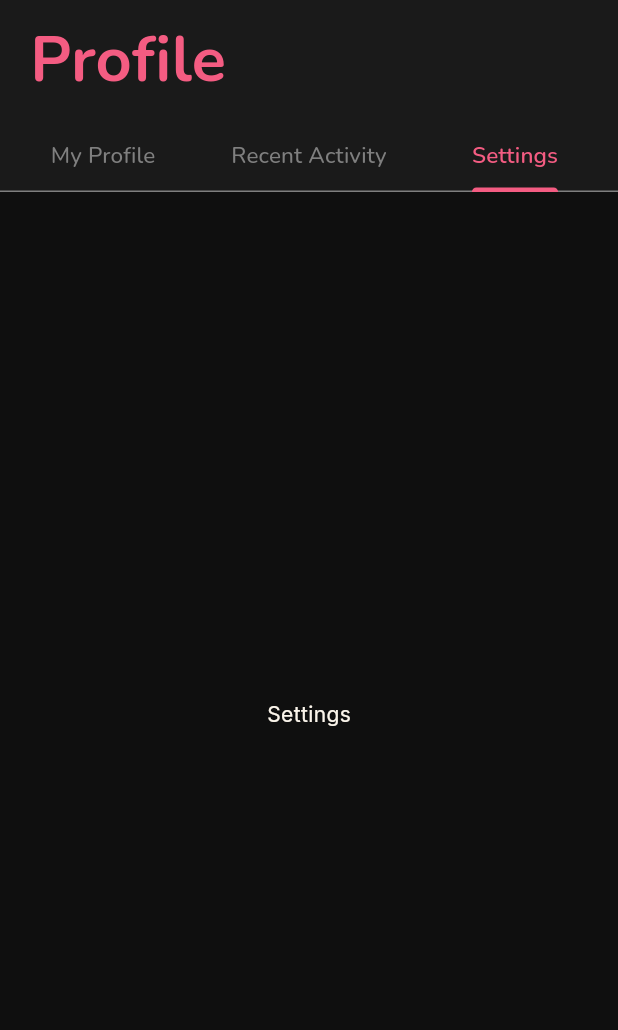
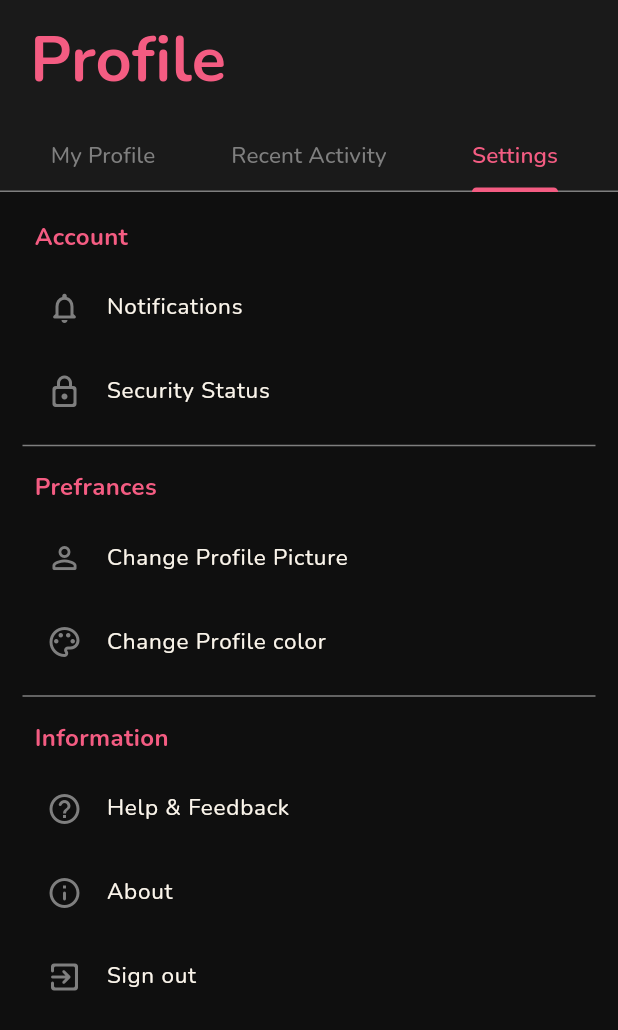
Before and after one commit to 5mhmyhead/AniYoka, a Flutter app: the ProfileView screen opened by its route, tab 3 chosen, on a phone screen of 412 x 824 dp. Shown: the top 1030 px of the screen. Run offline on Flutter 3.47's test engine with Material 3 defaults, Android fonts, the phone set to English and light mode, and no system bars; our stand-ins replace cached_network_image, google_fonts, graphql_flutter, palette_generator, stacked, stacked_services and 1 more; network calls fail.

Commit message:
chore: added a hide feature for stats and worked on the UI for the settings tab

```diff
--- a/lib/ui/views/profile/profile_view.dart
+++ b/lib/ui/views/profile/profile_view.dart
@@ -98,9 +98,7 @@ class ProfileView extends StackedView<ProfileViewModel> {
         const Center(
           child: Text('Recent Activity', style: TextStyle(color: kcOffWhite)),
         ),
-        const Center(
-          child: Text('Settings', style: TextStyle(color: kcOffWhite)),
-        ),
+        _buildSettingsTab(),
       ],
     );
   }
@@ -115,7 +113,7 @@ class ProfileView extends StackedView<ProfileViewModel> {
           Container(
             width: 200,
             height: 200,
-            padding: const EdgeInsets.all(3),
+            padding: const EdgeInsets.all(6),
             decoration: const BoxDecoration(
               shape: BoxShape.circle,
               color: kcPrimaryPink,
@@ -149,10 +147,28 @@ class ProfileView extends StackedView<ProfileViewModel> {
           ),
           const SizedBox(height: 27),
           // stats grid
+
+          Row(
+            mainAxisAlignment: MainAxisAlignment.end,
+            children: [
+              IconButton(
+                icon: Icon(
+                  viewModel.statsHidden
+                      ? Icons.visibility_off_outlined
+                      : Icons.visibility_outlined,
+                  color: kcLightGrey,
+                ),
+                onPressed: viewModel.toggleStatsVisibility,
+              ),
+            ],
+          ),
+
+          // ── Stats grid (only builds if not hidden) ──
+          if (!viewModel.statsHidden)
             GridView(
               shrinkWrap: true,
               physics: const NeverScrollableScrollPhysics(),
-            gridDelegate: SliverGridDelegateWithMaxCrossAxisExtent(
+              gridDelegate: const SliverGridDelegateWithMaxCrossAxisExtent(
                 maxCrossAxisExtent: 120,
                 mainAxisSpacing: 15,
                 crossAxisSpacing: 10,
@@ -169,6 +185,8 @@ class ProfileView extends StackedView<ProfileViewModel> {
                     '${viewModel.longestStreak ?? 0}', 'longest streak'),
                 _buildStatTile('${viewModel.averageRating?.toInt() ?? 0}%',
                     'average rating'),
+                _buildStatTile(
+                    '${viewModel.totalWatchTimeHours ?? 0} hrs', 'watch time'),
               ],
             ),
           // favorites section
@@ -222,9 +240,116 @@ class ProfileView extends StackedView<ProfileViewModel> {
     );
   }
 
+  // SETTINGS TAB
+  Widget _buildSettingsTab() {
+    return ListView(
+      padding: const EdgeInsets.symmetric(vertical: 10, horizontal: 15),
+      children: const [
+        _SingleSection(
+          title: "Account",
+          children: [
+            _CustomListTile(
+              title: "Notifications",
+              icon: Icons.notifications_none_rounded,
+            ),
+            _CustomListTile(
+              title: "Security Status",
+              icon: Icons.lock_outline_rounded,
+            ),
+          ],
+        ),
+        Divider(color: kcLightGrey),
+        _SingleSection(
+          title: "Prefrances ",
+          children: [
+            _CustomListTile(
+              title: "Change Profile Picture",
+              icon: Icons.person_outline_rounded,
+            ),
+            _CustomListTile(
+              title: "Change Profile color",
+              icon: Icons.color_lens_outlined,
+            ),
+          ],
+        ),
+        Divider(color: kcLightGrey),
+        _SingleSection(
+          title: "Information",
+          children: [
+            _CustomListTile(
+              title: "Help & Feedback",
+              icon: Icons.help_outline_rounded,
+            ),
+            _CustomListTile(
+              title: "About",
+              icon: Icons.info_outline_rounded,
+            ),
+            _CustomListTile(
+              title: "Sign out",
+              icon: Icons.exit_to_app_rounded,
+            ),
+          ],
+        ),
+      ],
+    );
+  }
+
   @override
   void onViewModelReady(ProfileViewModel viewModel) => viewModel.initialise();
 
   @override
   ProfileViewModel viewModelBuilder(BuildContext context) => ProfileViewModel();
 }
+
+class _CustomListTile extends StatelessWidget {
+  final String title;
+  final IconData icon;
+  final Widget? trailing;
+  const _CustomListTile({
+    required this.title,
+    required this.icon,
+    this.trailing,
+  });
+
+  @override
+  Widget build(BuildContext context) {
+    return ListTile(
+      title: Text(
+        title,
+        style: GoogleFonts.nunito(color: kcOffWhite, fontSize: 15),
+      ),
+      leading: Icon(icon, color: kcLightGrey),
+      trailing: trailing,
+      onTap: () {},
+    );
+  }
+}
+
+class _SingleSection extends StatelessWidget {
+  final String? title;
+  final List<Widget> children;
+  const _SingleSection({this.title, required this.children});
+
+  @override
+  Widget build(BuildContext context) {
+    return Column(
+      mainAxisAlignment: MainAxisAlignment.start,
+      crossAxisAlignment: CrossAxisAlignment.start,
+      children: [
+        if (title != null)
+          Padding(
+            padding: const EdgeInsets.all(8.0),
+            child: Text(
+              title!,
+              style: GoogleFonts.nunito(
+                fontSize: 16,
+                fontWeight: FontWeight.bold,
+                color: kcPrimaryPink,
+              ),
+            ),
+          ),
+        Column(children: children),
+      ],
+    );
+  }
+}
--- a/lib/ui/views/profile/profile_viewmodel.dart
+++ b/lib/ui/views/profile/profile_viewmodel.dart
@@ -10,7 +10,8 @@ class ProfileViewModel extends BaseViewModel {
   int? _animeCompleted;
   int? _longestStreak;
   double? _averageRating;
-
+  int? _totalWatchTimeHours;
+  bool _statsHidden = false;
   //Public getters for user name
   String? get username => _username;
   String? get email => _email;
@@ -22,6 +23,13 @@ class ProfileViewModel extends BaseViewModel {
   int? get animeCompleted => _animeCompleted;
   int? get longestStreak => _longestStreak;
   double? get averageRating => _averageRating;
+  int? get totalWatchTimeHours => _totalWatchTimeHours;
+  bool get statsHidden => _statsHidden;
+
+  void toggleStatsVisibility() {
+    _statsHidden = !_statsHidden;
+    notifyListeners(); // rebuilds the View so the grid shows/hides immediately
+  }
 
   // Called once when the ProfileView is first shown
   Future<void> initialise() async {
@@ -33,11 +41,12 @@ class ProfileViewModel extends BaseViewModel {
     _email = 'sanxwich@gmail.com';
     _avatarUrl = null;
 
-    _episodesWatched = 27;
-    _animeInProgress = 1;
-    _animeCompleted = 1;
-    _longestStreak = 2;
-    _averageRating = 30;
+    _episodesWatched = 0;
+    _animeInProgress = 0;
+    _animeCompleted = 0;
+    _longestStreak = 0;
+    _averageRating = 0;
+    _totalWatchTimeHours = 0;
 
     setBusy(false);
     notifyListeners();
```
Also changed, not shown: pubspec.lock. Lines whose indentation alone changed are shown as unchanged.
